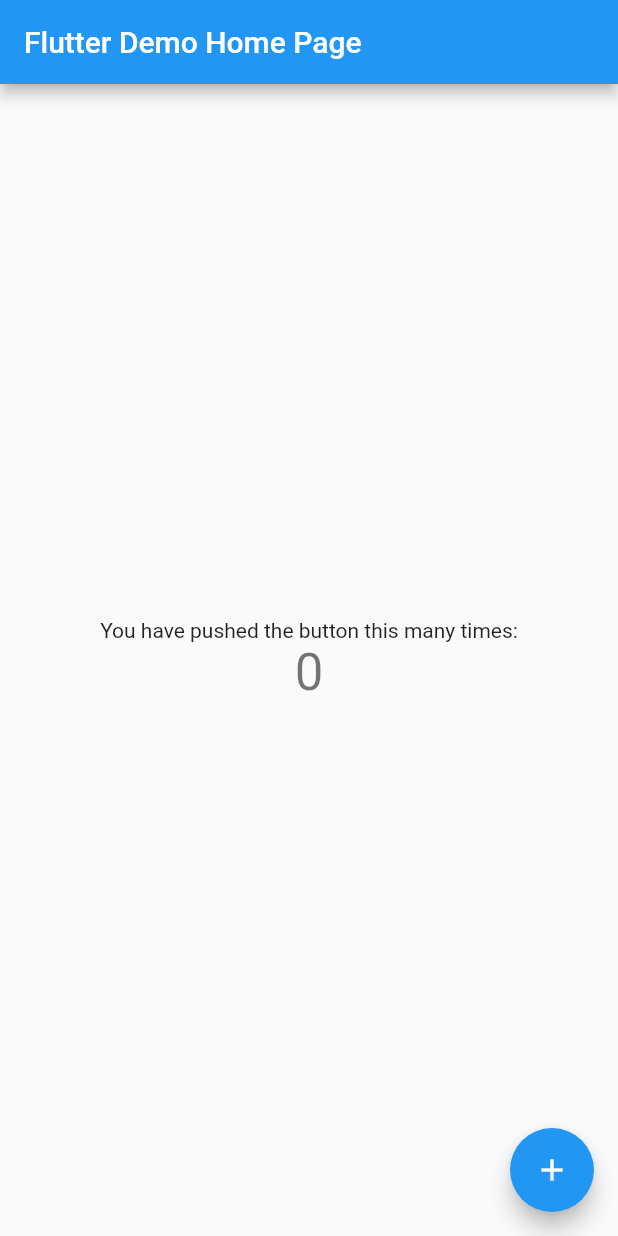
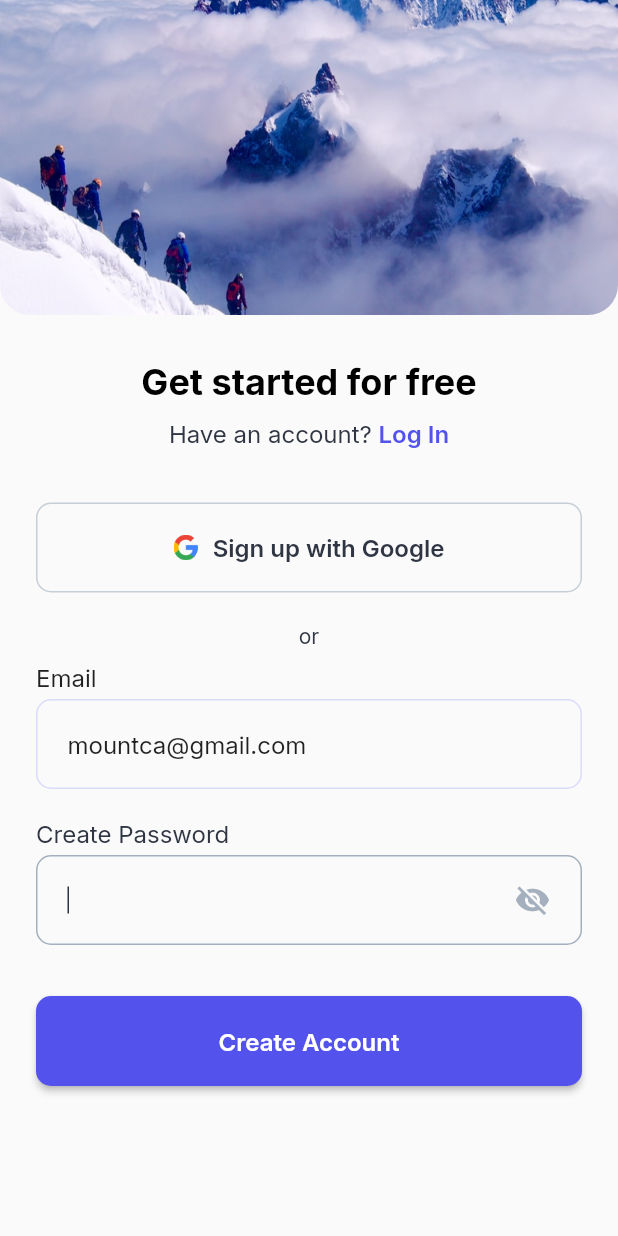
Before and after one commit to Syahro/mountca, a Flutter app: the screen it shows after launch, on a phone screen of 412 x 824 dp. Run offline on Flutter 3.47's test engine with Material 2 defaults, Android fonts, the phone set to English and light mode, and no system bars; our stand-ins replace google_fonts.

Commit message:
done modified signPage and add some assets or support

```diff
--- a/lib/main.dart
+++ b/lib/main.dart
@@ -1,113 +1,14 @@
 import 'package:flutter/material.dart';
+import 'package:mountca/pages/sign_page.dart';
 
-void main() {
-  runApp(MyApp());
-}
+void main() => runApp(MyApp());
 
 class MyApp extends StatelessWidget {
-  // This widget is the root of your application.
   @override
   Widget build(BuildContext context) {
     return MaterialApp(
-      title: 'Flutter Demo',
-      theme: ThemeData(
-        // This is the theme of your application.
-        //
-        // Try running your application with "flutter run". You'll see the
-        // application has a blue toolbar. Then, without quitting the app, try
-        // changing the primarySwatch below to Colors.green and then invoke
-        // "hot reload" (press "r" in the console where you ran "flutter run",
-        // or simply save your changes to "hot reload" in a Flutter IDE).
-        // Notice that the counter didn't reset back to zero; the application
-        // is not restarted.
-        primarySwatch: Colors.blue,
-      ),
-      home: MyHomePage(title: 'Flutter Demo Home Page'),
+      debugShowCheckedModeBanner: false,
+      home: SignPage(),
     );
   }
 }
-
-class MyHomePage extends StatefulWidget {
-  MyHomePage({Key key, this.title}) : super(key: key);
-
-  // This widget is the home page of your application. It is stateful, meaning
-  // that it has a State object (defined below) that contains fields that affect
-  // how it looks.
-
-  // This class is the configuration for the state. It holds the values (in this
-  // case the title) provided by the parent (in this case the App widget) and
-  // used by the build method of the State. Fields in a Widget subclass are
-  // always marked "final".
-
-  final String title;
-
-  @override
-  _MyHomePageState createState() => _MyHomePageState();
-}
-
-class _MyHomePageState extends State<MyHomePage> {
-  int _counter = 0;
-
-  void _incrementCounter() {
-    setState(() {
-      // This call to setState tells the Flutter framework that something has
-      // changed in this State, which causes it to rerun the build method below
-      // so that the display can reflect the updated values. If we changed
-      // _counter without calling setState(), then the build method would not be
-      // called again, and so nothing would appear to happen.
-      _counter++;
-    });
-  }
-
-  @override
-  Widget build(BuildContext context) {
-    // This method is rerun every time setState is called, for instance as done
-    // by the _incrementCounter method above.
-    //
-    // The Flutter framework has been optimized to make rerunning build methods
-    // fast, so that you can just rebuild anything that needs updating rather
-    // than having to individually change instances of widgets.
-    return Scaffold(
-      appBar: AppBar(
-        // Here we take the value from the MyHomePage object that was created by
-        // the App.build method, and use it to set our appbar title.
-        title: Text(widget.title),
-      ),
-      body: Center(
-        // Center is a layout widget. It takes a single child and positions it
-        // in the middle of the parent.
-        child: Column(
-          // Column is also a layout widget. It takes a list of children and
-          // arranges them vertically. By default, it sizes itself to fit its
-          // children horizontally, and tries to be as tall as its parent.
-          //
-          // Invoke "debug painting" (press "p" in the console, choose the
-          // "Toggle Debug Paint" action from the Flutter Inspector in Android
-          // Studio, or the "Toggle Debug Paint" command in Visual Studio Code)
-          // to see the wireframe for each widget.
-          //
-          // Column has various properties to control how it sizes itself and
-          // how it positions its children. Here we use mainAxisAlignment to
-          // center the children vertically; the main axis here is the vertical
-          // axis because Columns are vertical (the cross axis would be
-          // horizontal).
-          mainAxisAlignment: MainAxisAlignment.center,
-          children: <Widget>[
-            Text(
-              'You have pushed the button this many times:',
-            ),
-            Text(
-              '$_counter',
-              style: Theme.of(context).textTheme.headline4,
-            ),
-          ],
-        ),
-      ),
-      floatingActionButton: FloatingActionButton(
-        onPressed: _incrementCounter,
-        tooltip: 'Increment',
-        child: Icon(Icons.add),
-      ), // This trailing comma makes auto-formatting nicer for build methods.
-    );
-  }
-}
--- /dev/null
+++ b/lib/pages/mount_page.dart
@@ -0,0 +1,12 @@
+import 'package:flutter/material.dart';
+import 'package:mountca/theme.dart';
+
+class MountPage extends StatelessWidget {
+  @override
+  Widget build(BuildContext context) {
+    return Scaffold(
+      backgroundColor: semiLightGreyColor,
+      body: SafeArea(),
+    );
+  }
+}
--- /dev/null
+++ b/lib/pages/sign_page.dart
@@ -0,0 +1,232 @@
+import 'package:flutter/material.dart';
+import 'package:mountca/pages/mount_page.dart';
+import 'package:mountca/theme.dart';
+
+class SignPage extends StatelessWidget {
+  @override
+  Widget build(BuildContext context) {
+    return Scaffold(
+      body: SafeArea(
+        child: SingleChildScrollView(
+          scrollDirection: Axis.vertical,
+          child: Column(
+            crossAxisAlignment: CrossAxisAlignment.center,
+            children: [
+              ClipRRect(
+                borderRadius: BorderRadius.vertical(
+                  bottom: Radius.circular(20),
+                ),
+                child: Image.asset(
+                  'assets/baner.png',
+                  width: double.infinity,
+                  height: 210,
+                  fit: BoxFit.cover,
+                ),
+              ),
+              SizedBox(
+                height: 30,
+              ),
+              Text(
+                'Get started for free',
+                style: boldStyle.copyWith(
+                  fontSize: 24,
+                  color: blackColor,
+                ),
+              ),
+              SizedBox(
+                height: 10,
+              ),
+              Text.rich(
+                TextSpan(
+                  text: 'Have an account? ',
+                  style: regularStyle.copyWith(
+                    fontSize: 16,
+                    color: semiBlackColor,
+                  ),
+                  children: [
+                    TextSpan(
+                      text: 'Log In',
+                      style: semiBoldStyle.copyWith(
+                        fontSize: 16,
+                        color: purpleColor,
+                      ),
+                    ),
+                  ],
+                ),
+              ),
+              SizedBox(
+                height: 37,
+              ),
+              Padding(
+                padding: EdgeInsets.symmetric(
+                  horizontal: defaultMargin,
+                ),
+                child: Column(
+                  crossAxisAlignment: CrossAxisAlignment.start,
+                  children: [
+                    Container(
+                      width: double.infinity,
+                      height: 60,
+                      decoration: BoxDecoration(
+                        color: Colors.transparent,
+                        borderRadius: BorderRadius.circular(10),
+                        border: Border.all(
+                          color: semiDarkGreyColor.withOpacity(0.6),
+                        ),
+                      ),
+                      child: Row(
+                        mainAxisAlignment: MainAxisAlignment.center,
+                        children: [
+                          Image.asset(
+                            'assets/google.png',
+                            width: 16,
+                            height: 17,
+                          ),
+                          SizedBox(
+                            width: 10,
+                          ),
+                          Text(
+                            'Sign up with Google',
+                            style: semiBoldStyle.copyWith(
+                              fontSize: 16,
+                              color: semiBlackColor,
+                            ),
+                          ),
+                        ],
+                      ),
+                    ),
+                    SizedBox(
+                      height: 20,
+                    ),
+                    Center(
+                      child: Text(
+                        'or',
+                        style: regularStyle.copyWith(
+                          fontSize: 14,
+                          color: semiBlackColor,
+                        ),
+                      ),
+                    ),
+                    SizedBox(
+                      height: 10,
+                    ),
+                    Text(
+                      'Email',
+                      style: regularStyle.copyWith(
+                        fontSize: 16,
+                      ),
+                    ),
+                    SizedBox(
+                      height: 5,
+                    ),
+                    Container(
+                      width: double.infinity,
+                      height: 60,
+                      decoration: BoxDecoration(
+                        color: Colors.transparent,
+                        borderRadius: BorderRadius.circular(10),
+                        border: Border.all(
+                          color: lightGreyColor.withOpacity(0.3),
+                        ),
+                      ),
+                      child: Padding(
+                        padding: EdgeInsets.symmetric(
+                          horizontal: 20,
+                        ),
+                        child: Row(
+                          children: [
+                            Text(
+                              'mountca@gmail.com',
+                              style: regularStyle.copyWith(
+                                fontSize: 16,
+                              ),
+                            ),
+                          ],
+                        ),
+                      ),
+                    ),
+                    SizedBox(
+                      height: 20,
+                    ),
+                    Text(
+                      'Create Password',
+                      style: regularStyle.copyWith(
+                        fontSize: 16,
+                        color: semiBlackColor,
+                      ),
+                    ),
+                    SizedBox(
+                      height: 5,
+                    ),
+                    Container(
+                      width: double.infinity,
+                      height: 60,
+                      decoration: BoxDecoration(
+                        color: Colors.transparent,
+                        borderRadius: BorderRadius.circular(10),
+                        border: Border.all(
+                          color: darkGreyColor,
+                        ),
+                      ),
+                      child: Padding(
+                          padding: EdgeInsets.symmetric(
+                            horizontal: 20,
+                          ),
+                          child: Row(
+                            mainAxisAlignment: MainAxisAlignment.spaceBetween,
+                            children: [
+                              Container(
+                                height: 18,
+                                width: 1,
+                                color: semiBlackColor,
+                              ),
+                              Icon(
+                                Icons.visibility_off,
+                                color: darkGreyColor,
+                              ),
+                            ],
+                          )),
+                    ),
+                    SizedBox(
+                      height: 34,
+                    ),
+                    Container(
+                      width: double.infinity,
+                      height: 60,
+                      child: RaisedButton(
+                        onPressed: () {
+                          Navigator.push(
+                            context,
+                            MaterialPageRoute(
+                              builder: (context) {
+                                return MountPage();
+                              },
+                            ),
+                          );
+                        },
+                        color: purpleColor,
+                        child: Text(
+                          'Create Account',
+                          style: semiBoldStyle.copyWith(
+                            fontSize: 16,
+                            color: whiteColor,
+                          ),
+                        ),
+                        shape: RoundedRectangleBorder(
+                          borderRadius: BorderRadius.circular(10),
+                        ),
+                      ),
+                    ),
+                    SizedBox(
+                      height: 76,
+                    ),
+                  ],
+                ),
+              ),
+            ],
+          ),
+        ),
+      ),
+    );
+  }
+}
--- /dev/null
+++ b/lib/theme.dart
@@ -0,0 +1,29 @@
+import 'package:flutter/material.dart';
+import 'package:google_fonts/google_fonts.dart';
+
+final double defaultMargin = 24.0;
+
+Color whiteColor = Color(0XFFFFFFFF);
+Color lightGreyColor = Color(0XFF9392FC);
+Color semiLightGreyColor = Color(0XFFF8F8F8);
+Color darkGreyColor = Color(0XFFA4B0BE);
+Color semiDarkGreyColor = Color(0XFFA4B0BE);
+Color blackColor = Color(0XFF000000);
+Color semiBlackColor = Color(0XFF2F3542);
+Color purpleColor = Color(0XFF5352ED);
+Color lightPurpleColor = Color(0XFF9392FC);
+Color greenColor = Color(0XFF54CD61);
+Color yellowColor = Color(0XFFFFB965);
+Color redColor = Color(0XFFD73D4F);
+
+TextStyle boldStyle = GoogleFonts.inter(
+  fontWeight: FontWeight.w700,
+);
+
+TextStyle semiBoldStyle = GoogleFonts.inter(
+  fontWeight: FontWeight.w600,
+);
+
+TextStyle regularStyle = GoogleFonts.inter(
+  fontWeight: FontWeight.w400,
+);
```
Also changed, not shown: pubspec.yaml (+3 -11 lines), assets/baner.png (added), assets/google.png (added), assets/lawu.png (added), assets/prau.png (added), assets/semeru.png (added), pubspec.lock.
